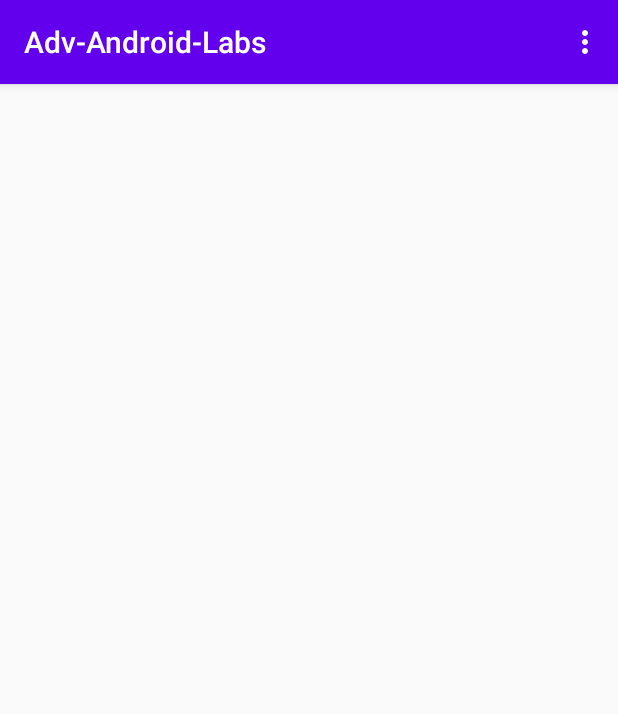
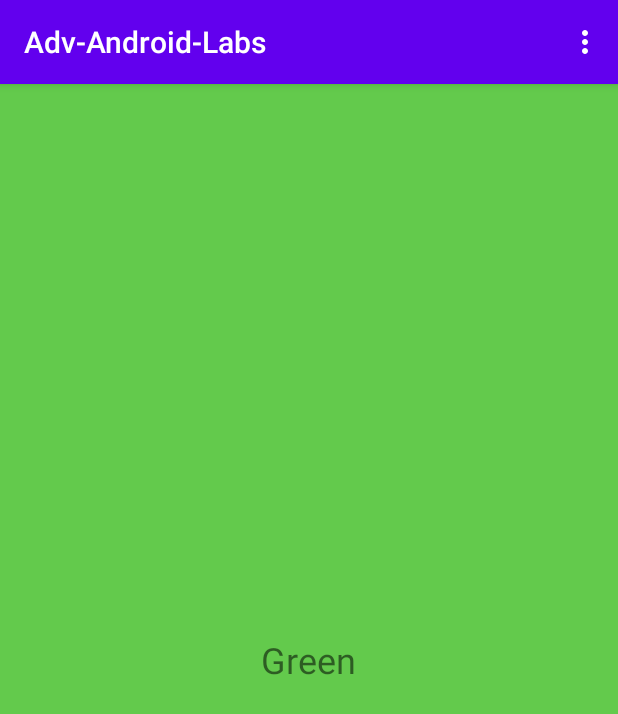
Before and after one commit to pbenipal61/Adv-Android-Labs, an Android app: the Lab31 screen opened directly, with no data from a screen before it, in the options menu, after a tap on "Green", on a phone screen of 412 x 824 dp. Shown: the top 714 px of the screen. Run offline under Robolectric (Android 15) with nearby library versions, the phone set to English and light mode, and no system bars.

Commit message:
Bug Lab3.1

```diff
--- a/app/src/main/java/com/postmaninteractive/adv_android_labs/Lab3/Lab31.java
+++ b/app/src/main/java/com/postmaninteractive/adv_android_labs/Lab3/Lab31.java
@@ -1,18 +1,27 @@
 package com.postmaninteractive.adv_android_labs.Lab3;
 
+import android.support.annotation.NonNull;
 import android.support.v7.app.AppCompatActivity;
 import android.os.Bundle;
 import android.view.Menu;
 import android.view.MenuInflater;
+import android.view.MenuItem;
+import android.widget.RelativeLayout;
+import android.widget.TextView;
 
 import com.postmaninteractive.adv_android_labs.R;
 
 public class Lab31 extends AppCompatActivity {
 
+    private TextView tv;
+    private RelativeLayout rl;
     @Override
     protected void onCreate(Bundle savedInstanceState) {
         super.onCreate(savedInstanceState);
         setContentView(R.layout.activity_lab31);
+
+        rl = (RelativeLayout) findViewById(R.id.mainView);
+        tv = (TextView) findViewById(R.id.tv);
 
     }
 
@@ -23,4 +32,32 @@ public class Lab31 extends AppCompatActivity {
         menuInflater.inflate(R.menu.menu_lab3_1, menu);
         return true;
     }
+
+    @Override
+    public boolean onOptionsItemSelected(@NonNull MenuItem item) {
+        super.onOptionsItemSelected(item);
+        switch(item.getItemId()){
+            case R.id.red:
+                rl.setBackgroundColor(getResources().getColor(R.color.red));
+                tv.setText("Red");
+                break;
+
+            case R.id.yellow:
+                rl.setBackgroundColor(getResources().getColor(R.color.yellow));
+                tv.setText("Yellow");
+                break;
+
+            case R.id.blue:
+                rl.setBackgroundColor(getResources().getColor(R.color.blue));
+                tv.setText("Blue");
+                break;
+
+            case R.id.green:
+                rl.setBackgroundColor(getResources().getColor(R.color.green));
+                tv.setText("Green");
+                break;
+        }
+
+        return true;
+    }
 }
--- a/app/src/main/res/layout/activity_lab31.xml
+++ b/app/src/main/res/layout/activity_lab31.xml
@@ -4,6 +4,20 @@
     xmlns:tools="http://schemas.android.com/tools"
     android:layout_width="match_parent"
     android:layout_height="match_parent"
+
     tools:context=".Lab3.Lab31">
+    <RelativeLayout
+        android:layout_width="match_parent"
+        android:layout_height="match_parent"
+        android:id="@+id/mainView">
+        <TextView
+            android:textSize="24sp"
+            android:layout_centerInParent="true"
+            android:layout_width="wrap_content"
+            android:layout_height="wrap_content"
+            android:id="@+id/tv"
+            />
+
+    </RelativeLayout>
 
 </android.support.constraint.ConstraintLayout>
--- a/app/src/main/res/values/colors.xml
+++ b/app/src/main/res/values/colors.xml
@@ -3,4 +3,8 @@
     <color name="colorPrimary">#6200EE</color>
     <color name="colorPrimaryDark">#3700B3</color>
     <color name="colorAccent">#03DAC5</color>
+    <color name="red">#FF0000</color>
+    <color name="green">#63CA4C</color>
+    <color name="blue">#4193D3</color>
+    <color name="yellow">#FFEB3B</color>
 </resources>
```
